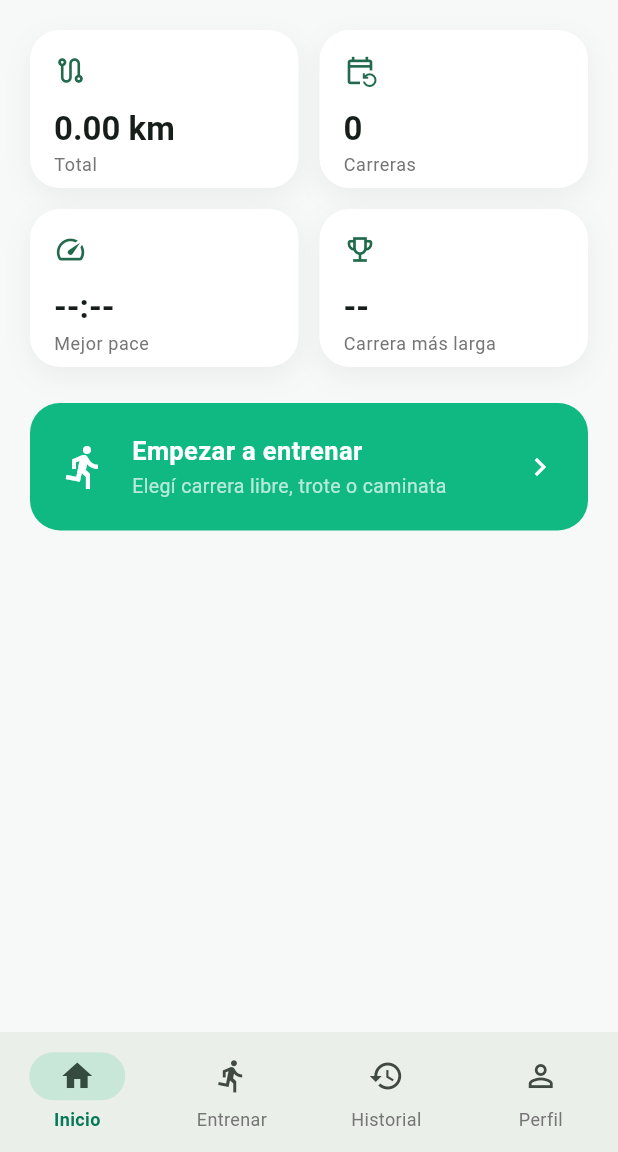
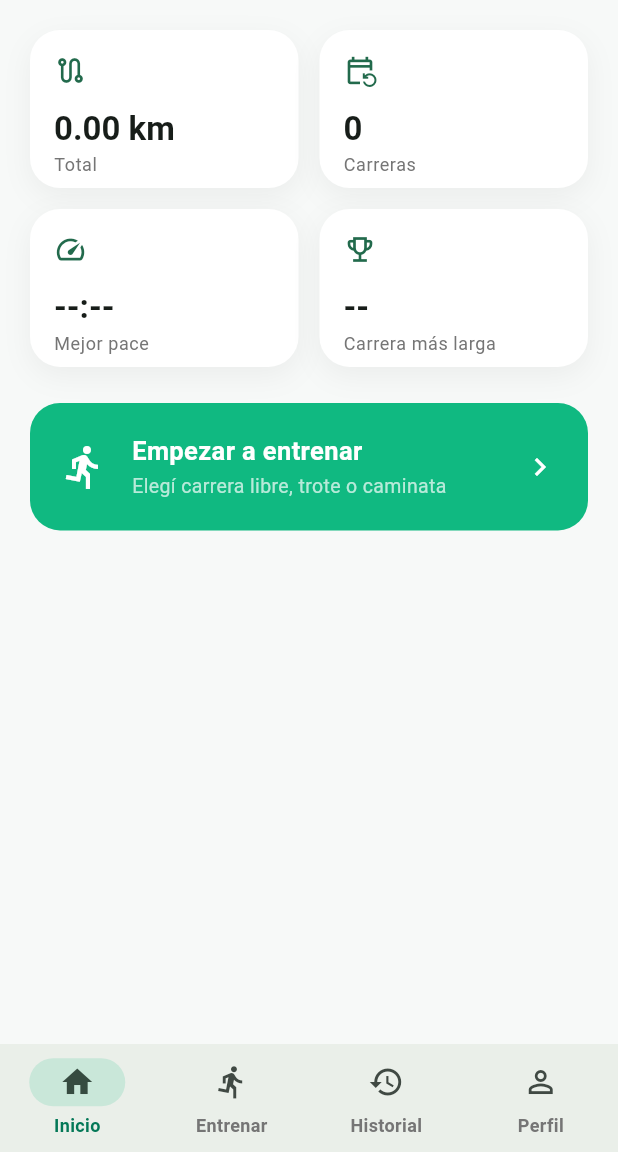
Before and after one commit to FranSpatocco/laufen, a Flutter app: the screen it shows once a user with an empty profile is signed in, on a phone screen of 412 x 824 dp, the part 84-1236 px from its top. Run offline on Flutter 3.47's test engine with Material 3 defaults, Android fonts, the phone set to English and light mode, and no system bars; our stand-ins replace cloud_firestore, firebase_auth, firebase_core, flutter_map, geolocator, google_sign_in and 1 more; accounts and stored records are empty.

Commit message:
Corregir overflow en la barra de navegacion inferior
El label seleccionado pasaba a bold mientras el resto quedaba en
weight normal; esa diferencia de metricas de fuente desbordaba el
alto fijo del NavigationBar en un dispositivo real ("BOTTOM
OVERFLOWED BY 17 PIXELS"). Se fija un weight consistente (solo
cambia el color al seleccionar) y se le da mas alto al NavigationBar
como margen de seguridad.

```diff
--- a/lib/utils/theme.dart
+++ b/lib/utils/theme.dart
@@ -15,11 +15,15 @@ class AppTheme {
     ),
     scaffoldBackgroundColor: const Color(0xFFF7F9F8),
     navigationBarTheme: NavigationBarThemeData(
+      // Fixed height with breathing room: the label switching weight
+      // between states (below) changes its rendered metrics slightly,
+      // which overflowed the default height on a real device.
+      height: 72,
       indicatorColor: accent.withValues(alpha: 0.15),
       labelTextStyle: WidgetStateProperty.resolveWith(
         (states) => TextStyle(
           fontSize: 12,
-          fontWeight: states.contains(WidgetState.selected) ? FontWeight.bold : FontWeight.normal,
+          fontWeight: FontWeight.w600,
           color: states.contains(WidgetState.selected) ? accentDark : Colors.grey.shade600,
         ),
       ),
```
